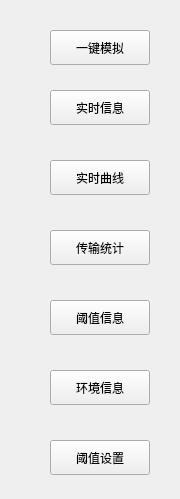
Old version of the form IDC_TestSystem/SI-PDU/toolbox/sisimulationtoolwid.ui in the repository ChinaClever/IDC_TestSystem.
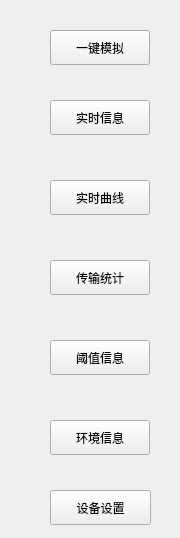
New version of the form.

```diff
--- a/IDC_TestSystem/SI-PDU/toolbox/sisimulationtoolwid.ui
+++ b/IDC_TestSystem/SI-PDU/toolbox/sisimulationtoolwid.ui
@@ -7,25 +7,12 @@
     <x>0</x>
     <y>0</y>
     <width>180</width>
-    <height>499</height>
+    <height>538</height>
    </rect>
   </property>
   <property name="windowTitle">
    <string>Form</string>
   </property>
-  <widget class="QPushButton" name="thresholdSetBtn">
-   <property name="geometry">
-    <rect>
-     <x>50</x>
-     <y>440</y>
-     <width>100</width>
-     <height>35</height>
-    </rect>
-   </property>
-   <property name="text">
-    <string>阈值设置</string>
-   </property>
-  </widget>
   <widget class="QPushButton" name="mnTestBtn">
    <property name="geometry">
     <rect>
@@ -43,7 +30,7 @@
    <property name="geometry">
     <rect>
      <x>50</x>
-     <y>160</y>
+     <y>180</y>
      <width>100</width>
      <height>35</height>
     </rect>
@@ -56,7 +43,7 @@
    <property name="geometry">
     <rect>
      <x>50</x>
-     <y>90</y>
+     <y>100</y>
      <width>100</width>
      <height>35</height>
     </rect>
@@ -69,7 +56,7 @@
    <property name="geometry">
     <rect>
      <x>50</x>
-     <y>370</y>
+     <y>420</y>
      <width>100</width>
      <height>35</height>
     </rect>
@@ -82,7 +69,7 @@
    <property name="geometry">
     <rect>
      <x>50</x>
-     <y>300</y>
+     <y>340</y>
      <width>100</width>
      <height>35</height>
     </rect>
@@ -95,7 +82,7 @@
    <property name="geometry">
     <rect>
      <x>50</x>
-     <y>230</y>
+     <y>260</y>
      <width>100</width>
      <height>35</height>
     </rect>
@@ -104,6 +91,19 @@
     <string>传输统计</string>
    </property>
   </widget>
+  <widget class="QPushButton" name="settingBtn">
+   <property name="geometry">
+    <rect>
+     <x>50</x>
+     <y>490</y>
+     <width>101</width>
+     <height>35</height>
+    </rect>
+   </property>
+   <property name="text">
+    <string>设备设置</string>
+   </property>
+  </widget>
  </widget>
  <resources/>
  <connections/>
```
